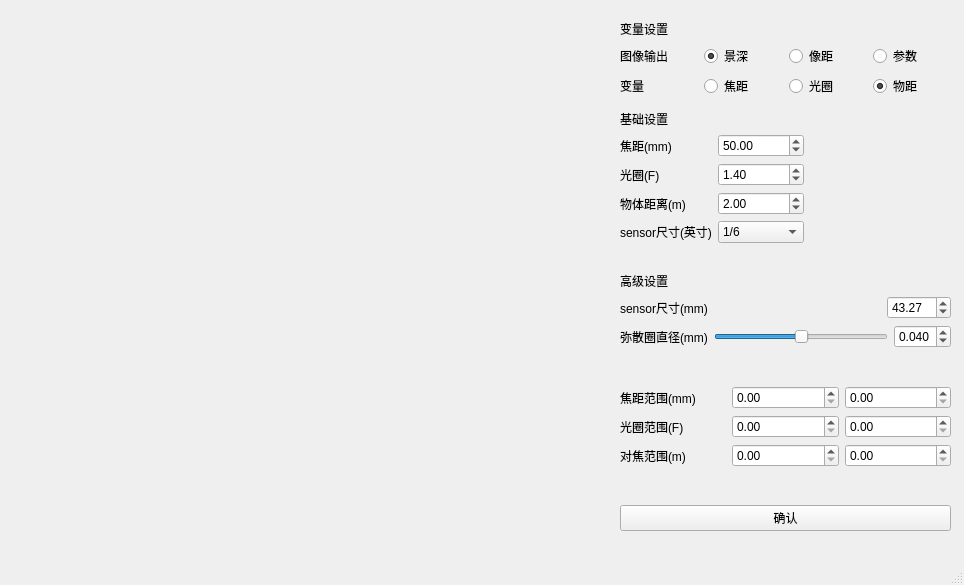
First picture: the form in field_depth.ui, repository xiaoqinxing/ImageTools, before the edit.
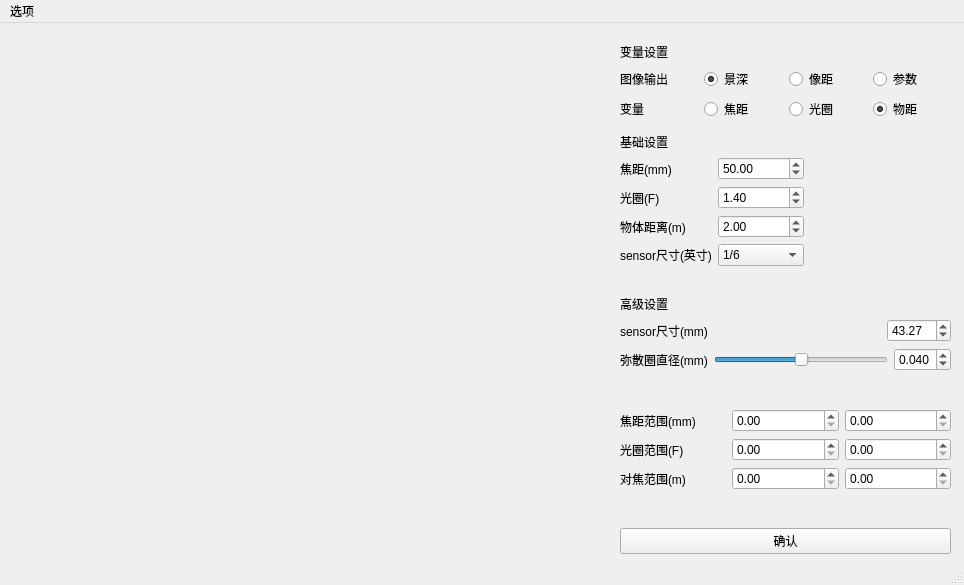
Second picture: the form after the edit.

Commit message: ADD: 增加第二个窗口，进行实时tunning

Diff of the .ui file:
```diff
--- a/field_depth.ui
+++ b/field_depth.ui
@@ -25,7 +25,7 @@
     </property>
     <layout class="QGridLayout" name="gridLayout"/>
    </widget>
-   <widget class="QWidget" name="">
+   <widget class="QWidget" name="layoutWidget">
     <property name="geometry">
      <rect>
       <x>620</x>
@@ -233,7 +233,7 @@
              <item row="3" column="1">
               <widget class="QComboBox" name="sensor_size_list">
                <property name="currentText">
-                <string>35mm film</string>
+                <string>1/6</string>
                </property>
                <item>
                 <property name="text">
@@ -549,6 +549,13 @@
      <height>23</height>
     </rect>
    </property>
+   <widget class="QMenu" name="menu">
+    <property name="title">
+     <string>选项</string>
+    </property>
+    <addaction name="tunning_tool"/>
+   </widget>
+   <addaction name="menu"/>
   </widget>
   <widget class="QStatusBar" name="statusbar"/>
  </widget>
```
Left out of the diff: 21 changed lines with no effect on the pictures. The commit also changes 3 other files.
